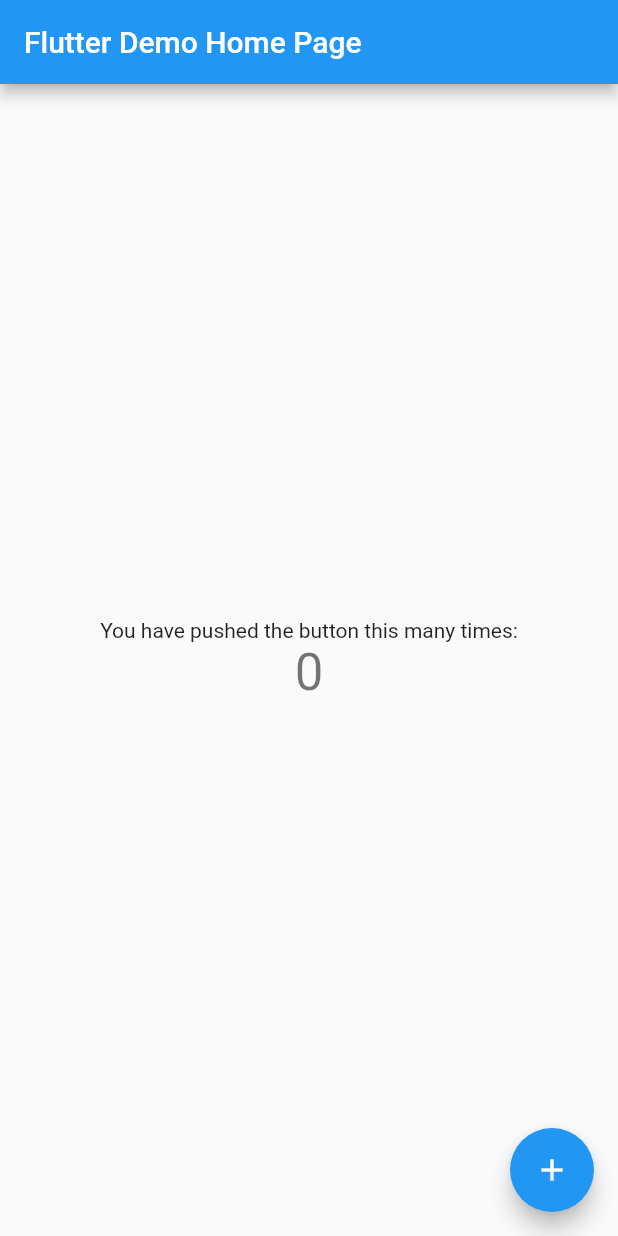
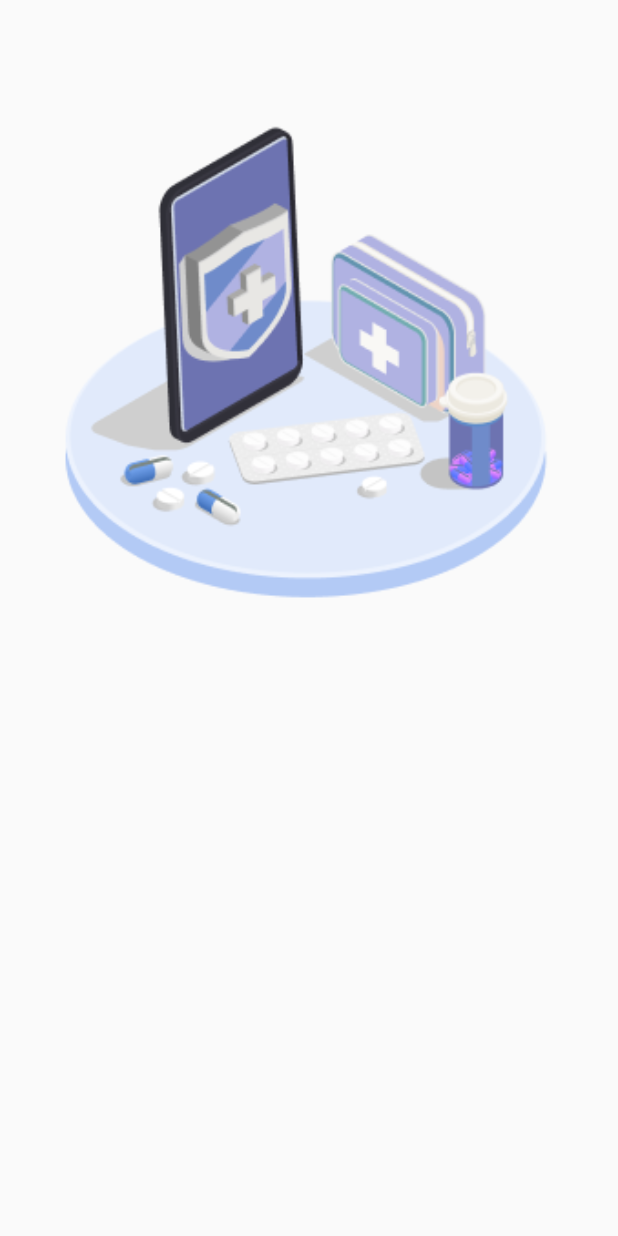
Before and after one commit to MeVaccine/MeVaccine, a Flutter app: the screen it shows after launch, on a phone screen of 412 x 824 dp. Run offline on Flutter 3.47's test engine with Material 2 defaults, Android fonts, the light colour scheme and no system bars.

Commit message:
[ADD]Landing Screen

```diff
--- /dev/null
+++ b/lib/config/constants.dart
@@ -0,0 +1 @@
+import 'package:flutter/material.dart';
--- a/lib/main.dart
+++ b/lib/main.dart
@@ -1,115 +1,18 @@
 import 'package:flutter/material.dart';
+import 'package:provider/provider.dart';
+
+import './screen/Login_screen.dart';
 
 void main() {
-  runApp(const MyApp());
+  runApp(MyApp());
 }
 
 class MyApp extends StatelessWidget {
-  const MyApp({Key? key}) : super(key: key);
-
-  // This widget is the root of your application.
   @override
   Widget build(BuildContext context) {
-    return MaterialApp(
-      title: 'Flutter Demo',
-      theme: ThemeData(
-        // This is the theme of your application.
-        //
-        // Try running your application with "flutter run". You'll see the
-        // application has a blue toolbar. Then, without quitting the app, try
-        // changing the primarySwatch below to Colors.green and then invoke
-        // "hot reload" (press "r" in the console where you ran "flutter run",
-        // or simply save your changes to "hot reload" in a Flutter IDE).
-        // Notice that the counter didn't reset back to zero; the application
-        // is not restarted.
-        primarySwatch: Colors.blue,
-      ),
-      home: const MyHomePage(title: 'Flutter Demo Home Page'),
+    return  MaterialApp(
+        theme: ThemeData(),
+        home: LoginScreen(),
     );
   }
 }
-
-class MyHomePage extends StatefulWidget {
-  const MyHomePage({Key? key, required this.title}) : super(key: key);
-
-  // This widget is the home page of your application. It is stateful, meaning
-  // that it has a State object (defined below) that contains fields that affect
-  // how it looks.
-
-  // This class is the configuration for the state. It holds the values (in this
-  // case the title) provided by the parent (in this case the App widget) and
-  // used by the build method of the State. Fields in a Widget subclass are
-  // always marked "final".
-
-  final String title;
-
-  @override
-  State<MyHomePage> createState() => _MyHomePageState();
-}
-
-class _MyHomePageState extends State<MyHomePage> {
-  int _counter = 0;
-
-  void _incrementCounter() {
-    setState(() {
-      // This call to setState tells the Flutter framework that something has
-      // changed in this State, which causes it to rerun the build method below
-      // so that the display can reflect the updated values. If we changed
-      // _counter without calling setState(), then the build method would not be
-      // called again, and so nothing would appear to happen.
-      _counter++;
-    });
-  }
-
-  @override
-  Widget build(BuildContext context) {
-    // This method is rerun every time setState is called, for instance as done
-    // by the _incrementCounter method above.
-    //
-    // The Flutter framework has been optimized to make rerunning build methods
-    // fast, so that you can just rebuild anything that needs updating rather
-    // than having to individually change instances of widgets.
-    return Scaffold(
-      appBar: AppBar(
-        // Here we take the value from the MyHomePage object that was created by
-        // the App.build method, and use it to set our appbar title.
-        title: Text(widget.title),
-      ),
-      body: Center(
-        // Center is a layout widget. It takes a single child and positions it
-        // in the middle of the parent.
-        child: Column(
-          // Column is also a layout widget. It takes a list of children and
-          // arranges them vertically. By default, it sizes itself to fit its
-          // children horizontally, and tries to be as tall as its parent.
-          //
-          // Invoke "debug painting" (press "p" in the console, choose the
-          // "Toggle Debug Paint" action from the Flutter Inspector in Android
-          // Studio, or the "Toggle Debug Paint" command in Visual Studio Code)
-          // to see the wireframe for each widget.
-          //
-          // Column has various properties to control how it sizes itself and
-          // how it positions its children. Here we use mainAxisAlignment to
-          // center the children vertically; the main axis here is the vertical
-          // axis because Columns are vertical (the cross axis would be
-          // horizontal).
-          mainAxisAlignment: MainAxisAlignment.center,
-          children: <Widget>[
-            const Text(
-              'You have pushed the button this many times:',
-            ),
-            Text(
-              '$_counter',
-              style: Theme.of(context).textTheme.headline4,
-            ),
-          ],
-        ),
-      ),
-      floatingActionButton: FloatingActionButton(
-        onPressed: _incrementCounter,
-        tooltip: 'Increment',
-        child: const Icon(Icons.add),
-      ), // This trailing comma makes auto-formatting nicer for build methods.
-    );
-  }
-}
--- /dev/null
+++ b/lib/screen/Login_screen.dart
@@ -0,0 +1,17 @@
+import 'package:flutter/material.dart';
+import '../widget/Logo/Logo_LoginScreen.dart';
+
+class LoginScreen extends StatelessWidget {
+  @override
+  Widget build(BuildContext context) {
+    return Scaffold(
+      body: Container(
+        child: Column(
+          children: [
+            LogoImage(),
+          ],
+        ),
+      ),
+    );
+  }
+}
--- /dev/null
+++ b/lib/widget/Logo/Logo_LoginScreen.dart
@@ -0,0 +1,13 @@
+import 'package:flutter/material.dart';
+
+class LogoImage extends StatelessWidget {
+  @override
+  Widget build(BuildContext context) {
+    return SizedBox(
+      width: 500,
+      height: 500,
+      child: Image.asset('assets/images/logo-login.png',fit:BoxFit.contain),
+
+    );
+  }
+}
--- a/pubspec.yaml
+++ b/pubspec.yaml
@@ -29,6 +29,7 @@
 dependencies:
   flutter:
     sdk: flutter
+  provider: ^5.0.0
 
 
   # The following adds the Cupertino Icons font to your application.
@@ -58,7 +59,8 @@
   uses-material-design: true
 
   # To add assets to your application, add an assets section, like this:
-  # assets:
+  assets:
+      - assets/images/logo-login.png
   #   - images/a_dot_burr.jpeg
   #   - images/a_dot_ham.jpeg
 
```
Also changed, not shown: assets/images/logo-login.png (added), pubspec.lock, 2 other files.
